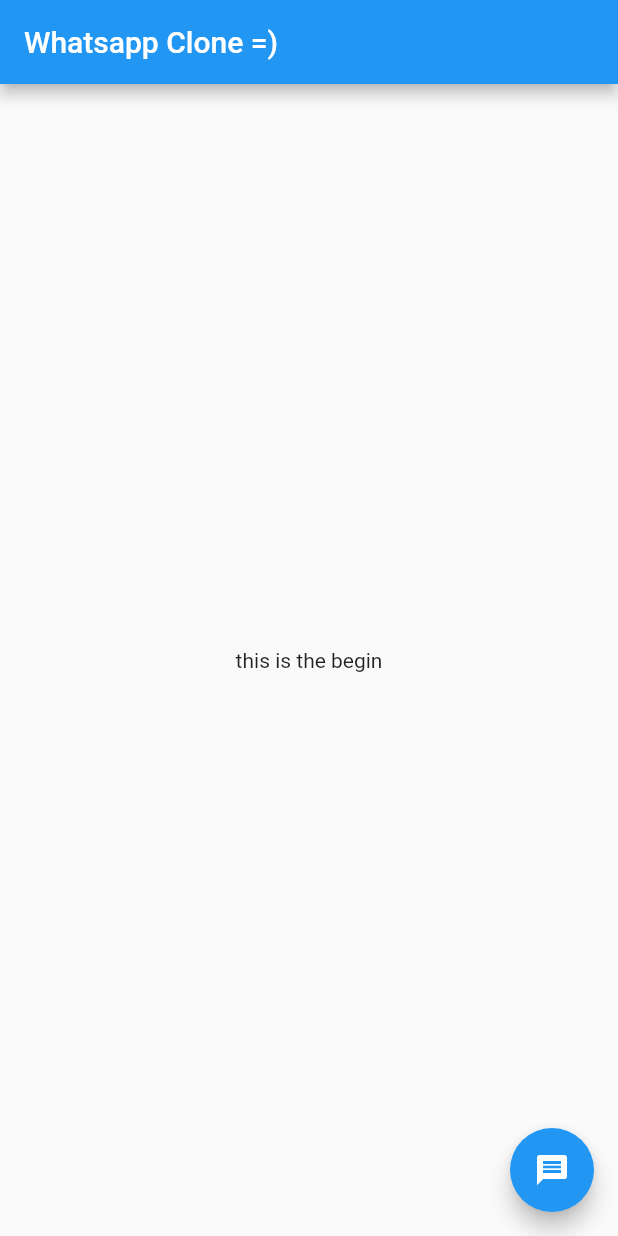
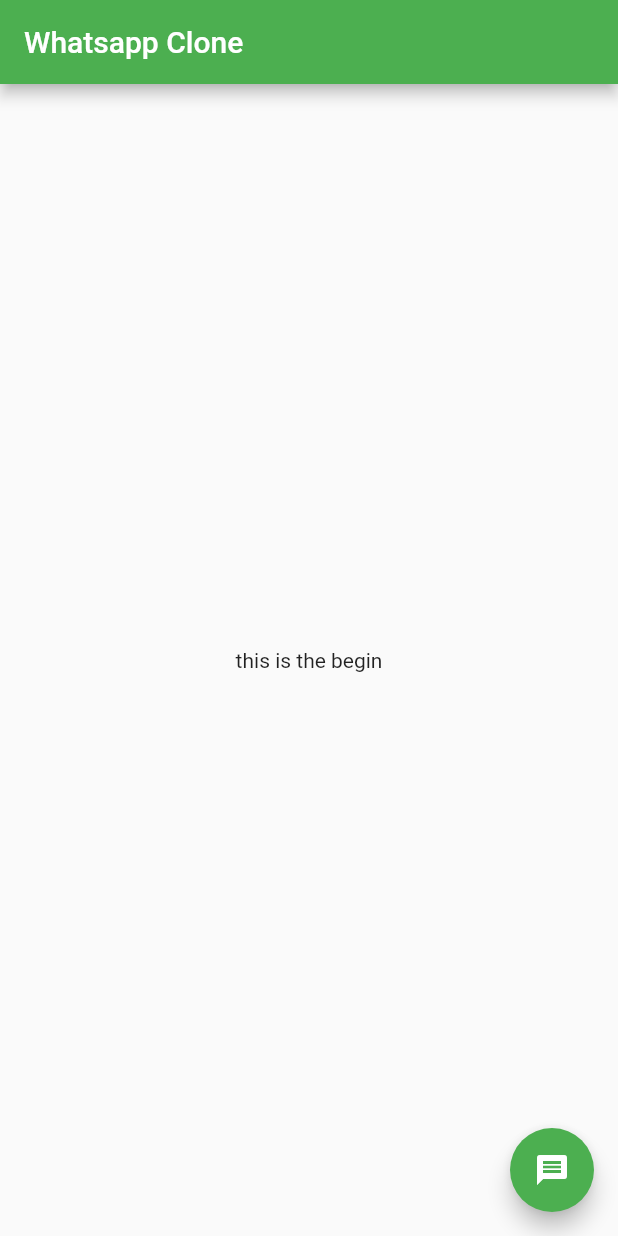
Before and after one commit to heygonzalocaira/Flutter-WhatsApp-Clone, a Flutter app: the screen it shows after launch, on a phone screen of 412 x 824 dp. Run offline on Flutter 3.47's test engine with Material 2 defaults, Android fonts, the phone set to English and light mode, and no system bars.

Commit message:
change color

```diff
--- a/lib/main.dart
+++ b/lib/main.dart
@@ -10,10 +10,10 @@ class MyApp extends StatelessWidget {
     return MaterialApp(
       title: 'Whatsapp Clone',
       theme: ThemeData(
-        primarySwatch: Colors.blue,
+        primarySwatch: Colors.green,
         visualDensity: VisualDensity.adaptivePlatformDensity,
       ),
-      home: MyHomePage(title: 'Whatsapp Clone =)'),
+      home: MyHomePage(title: 'Whatsapp Clone'),
     );
   }
 }
```
